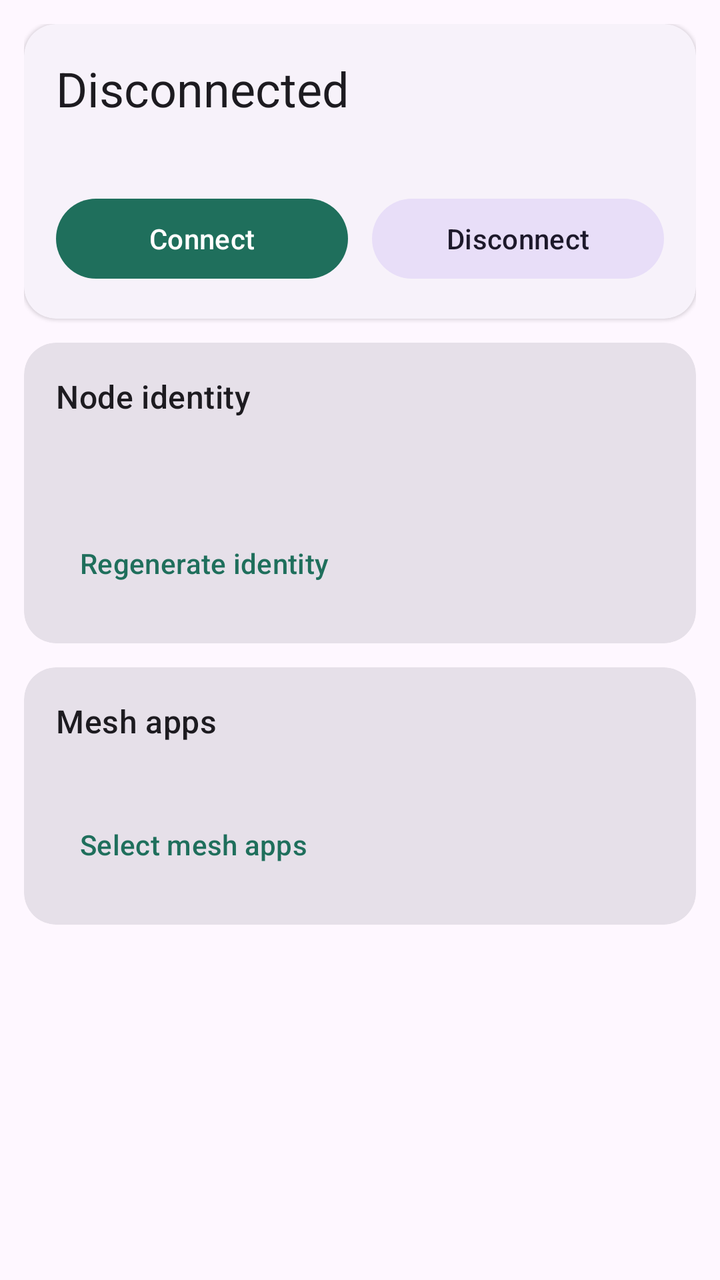
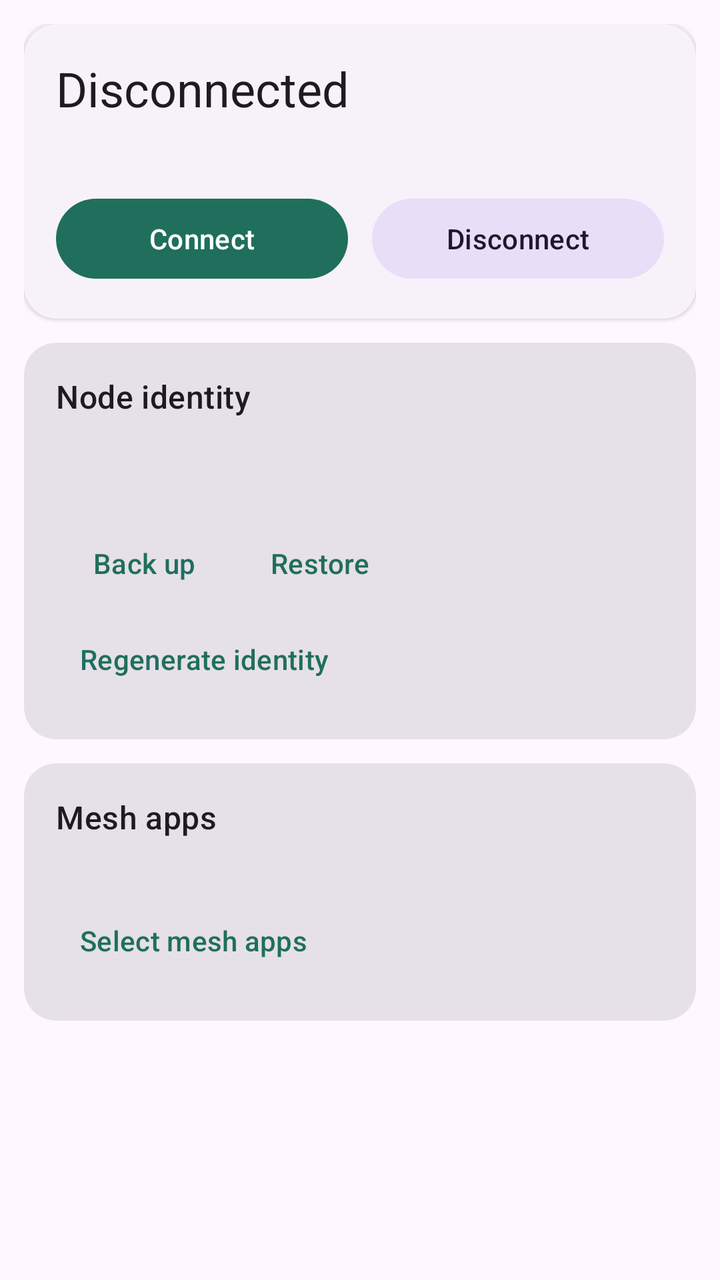

Before-and-after screenshots of an Android layout around one commit, followed by the original layout XML and the change that was made.
<!-- AndroidManifest.xml: application theme Theme.Fips -->
<!-- res/layout/fragment_overview.xml -->
<?xml version="1.0" encoding="utf-8"?>
<ScrollView xmlns:android="http://schemas.android.com/apk/res/android"
    xmlns:app="http://schemas.android.com/apk/res-auto"
    android:layout_width="match_parent"
    android:layout_height="match_parent"
    android:clipToPadding="false"
    android:paddingHorizontal="12dp"
    android:paddingTop="12dp"
    android:paddingBottom="88dp">

    <LinearLayout
        android:layout_width="match_parent"
        android:layout_height="wrap_content"
        android:orientation="vertical">

        
        <com.google.android.material.card.MaterialCardView
            style="@style/Widget.Material3.CardView.Elevated"
            android:layout_width="match_parent"
            android:layout_height="wrap_content"
            android:layout_marginBottom="12dp"
            app:cardCornerRadius="16dp">

            <LinearLayout
                android:layout_width="match_parent"
                android:layout_height="wrap_content"
                android:orientation="vertical"
                android:padding="16dp">

                <TextView
                    android:id="@+id/status_headline"
                    android:layout_width="wrap_content"
                    android:layout_height="wrap_content"
                    android:text="Disconnected"
                    android:textAppearance="?attr/textAppearanceHeadlineSmall" />

                <TextView
                    android:id="@+id/status_detail"
                    android:layout_width="match_parent"
                    android:layout_height="wrap_content"
                    android:layout_marginTop="4dp"
                    android:textAppearance="?attr/textAppearanceBodyMedium"
                    android:textColor="?android:attr/textColorSecondary" />

                <LinearLayout
                    android:layout_width="match_parent"
                    android:layout_height="wrap_content"
                    android:layout_marginTop="12dp"
                    android:orientation="horizontal">

                    <com.google.android.material.button.MaterialButton
                        android:id="@+id/connect"
                        android:layout_width="0dp"
                        android:layout_height="wrap_content"
                        android:layout_weight="1"
                        android:layout_marginEnd="6dp"
                        android:text="Connect" />

                    <com.google.android.material.button.MaterialButton
                        android:id="@+id/disconnect"
                        style="@style/Widget.Material3.Button.TonalButton"
                        android:layout_width="0dp"
                        android:layout_height="wrap_content"
                        android:layout_weight="1"
                        android:layout_marginStart="6dp"
                        android:text="Disconnect" />
                </LinearLayout>
            </LinearLayout>
        </com.google.android.material.card.MaterialCardView>

        
        <com.google.android.material.card.MaterialCardView
            style="@style/Widget.Material3.CardView.Filled"
            android:layout_width="match_parent"
            android:layout_height="wrap_content"
            android:layout_marginBottom="12dp"
            app:cardCornerRadius="16dp">

            <LinearLayout
                android:layout_width="match_parent"
                android:layout_height="wrap_content"
                android:orientation="vertical"
                android:padding="16dp">

                <TextView
                    android:layout_width="wrap_content"
                    android:layout_height="wrap_content"
                    android:text="Node identity"
                    android:textAppearance="?attr/textAppearanceTitleMedium" />

                <TextView
                    android:id="@+id/identity_npub"
                    android:layout_width="match_parent"
                    android:layout_height="wrap_content"
                    android:layout_marginTop="8dp"
                    android:fontFamily="monospace"
                    android:textSize="12sp"
                    android:textIsSelectable="true" />

                <TextView
                    android:id="@+id/identity_address"
                    android:layout_width="match_parent"
                    android:layout_height="wrap_content"
                    android:layout_marginTop="4dp"
                    android:fontFamily="monospace"
                    android:textSize="12sp"
                    android:textIsSelectable="true" />

                <com.google.android.material.button.MaterialButton
                    android:id="@+id/regenerate"
                    style="@style/Widget.Material3.Button.TextButton"
                    android:layout_width="wrap_content"
                    android:layout_height="wrap_content"
                    android:layout_marginTop="4dp"
                    android:text="Regenerate identity" />
            </LinearLayout>
        </com.google.android.material.card.MaterialCardView>

        
        <com.google.android.material.card.MaterialCardView
            style="@style/Widget.Material3.CardView.Filled"
            android:layout_width="match_parent"
            android:layout_height="wrap_content"
            app:cardCornerRadius="16dp">

            <LinearLayout
                android:layout_width="match_parent"
                android:layout_height="wrap_content"
                android:orientation="vertical"
                android:padding="16dp">

                <TextView
                    android:layout_width="wrap_content"
                    android:layout_height="wrap_content"
                    android:text="Mesh apps"
                    android:textAppearance="?attr/textAppearanceTitleMedium" />

                <TextView
                    android:id="@+id/mesh_apps_summary"
                    android:layout_width="match_parent"
                    android:layout_height="wrap_content"
                    android:layout_marginTop="4dp"
                    android:textAppearance="?attr/textAppearanceBodyMedium"
                    android:textColor="?android:attr/textColorSecondary" />

                <com.google.android.material.button.MaterialButton
                    android:id="@+id/pick_apps"
                    style="@style/Widget.Material3.Button.TextButton"
                    android:layout_width="wrap_content"
                    android:layout_height="wrap_content"
                    android:layout_marginTop="4dp"
                    android:text="Select mesh apps" />
            </LinearLayout>
        </com.google.android.material.card.MaterialCardView>
    </LinearLayout>
</ScrollView>
<!-- resources referenced by this layout -->
<resources>
  <style name="Theme.Fips" parent="Theme.Material3.DayNight.NoActionBar">
          <item name="colorPrimary">@color/fips_primary</item>
          <item name="colorOnPrimary">@color/fips_on_primary</item>
          <item name="colorPrimaryContainer">@color/fips_primary_container</item>
          <item name="colorOnPrimaryContainer">@color/fips_on_primary_container</item>
          <item name="colorSecondary">@color/fips_secondary</item>
          <item name="android:statusBarColor">?attr/colorSurface</item>
      </style>
  <color name="fips_primary">#1F6F5C</color>
  <color name="fips_on_primary">#FFFFFF</color>
  <color name="fips_primary_container">#A6F2DC</color>
  <color name="fips_on_primary_container">#002019</color>
  <color name="fips_secondary">#4A635B</color>
</resources>

<!-- the commit's change to res/layout/fragment_overview.xml (unified diff, before → after) -->
@@ -106,12 +106,32 @@
                     android:textSize="12sp"
                     android:textIsSelectable="true" />
 
+                <LinearLayout
+                    android:layout_width="match_parent"
+                    android:layout_height="wrap_content"
+                    android:layout_marginTop="4dp"
+                    android:orientation="horizontal">
+
+                    <com.google.android.material.button.MaterialButton
+                        android:id="@+id/backup_identity"
+                        style="@style/Widget.Material3.Button.TextButton"
+                        android:layout_width="wrap_content"
+                        android:layout_height="wrap_content"
+                        android:text="Back up" />
+
+                    <com.google.android.material.button.MaterialButton
+                        android:id="@+id/restore_identity"
+                        style="@style/Widget.Material3.Button.TextButton"
+                        android:layout_width="wrap_content"
+                        android:layout_height="wrap_content"
+                        android:text="Restore" />
+                </LinearLayout>
+
                 <com.google.android.material.button.MaterialButton
                     android:id="@+id/regenerate"
                     style="@style/Widget.Material3.Button.TextButton"
                     android:layout_width="wrap_content"
                     android:layout_height="wrap_content"
-                    android:layout_marginTop="4dp"
                     android:text="Regenerate identity" />
             </LinearLayout>
         </com.google.android.material.card.MaterialCardView>
